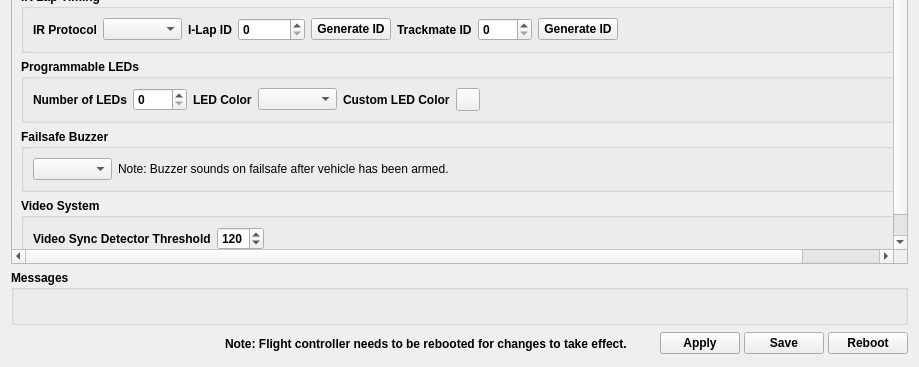
Qt form ground/gcs/src/plugins/boards_brainfpv/brainre1configuration.ui (d-ronin/dRonin) before a commit; both pictures show x 0 to 919 and y 572 to 939 of the 919 by 939 pixel window.
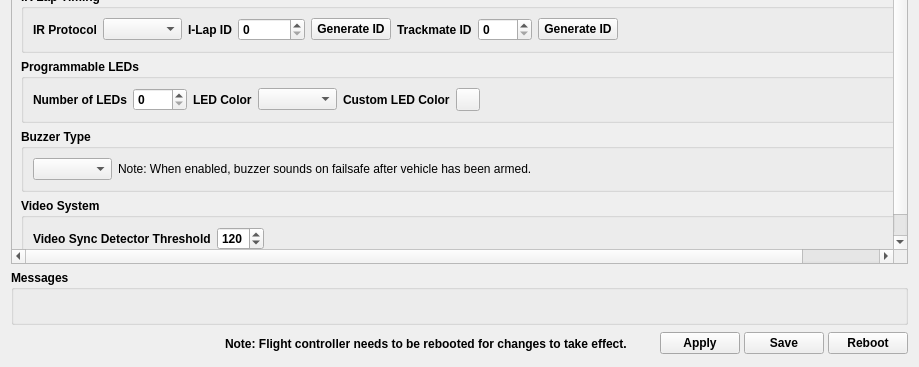
The same form after that commit. Icons and pictures are not drawn. Custom widgets are drawn as their Qt base class.

Commit message: Flight: BrainRE1 - Move to new buzzer infrastructure.

```diff
--- a/ground/gcs/src/plugins/boards_brainfpv/brainre1configuration.ui
+++ b/ground/gcs/src/plugins/boards_brainfpv/brainre1configuration.ui
@@ -57,10 +57,10 @@
      <widget class="QWidget" name="scrollAreaWidgetContents">
       <property name="geometry">
        <rect>
-        <x>-80</x>
+        <x>0</x>
         <y>0</y>
-        <width>968</width>
-        <height>800</height>
+        <width>970</width>
+        <height>781</height>
        </rect>
       </property>
       <layout class="QVBoxLayout" name="verticalLayout_4">
@@ -758,7 +758,7 @@
            <item row="3" column="0">
             <widget class="QGroupBox" name="groupBox_3">
              <property name="title">
-              <string>Failsafe Buzzer</string>
+              <string>Buzzer Type</string>
              </property>
              <layout class="QHBoxLayout" name="horizontalLayout_4">
               <item>
@@ -773,7 +773,7 @@
                  </font>
                 </property>
                 <property name="text">
-                 <string>Note: Buzzer sounds on failsafe after vehicle has been armed.</string>
+                 <string>Note: When enabled, buzzer sounds on failsafe after vehicle has been armed.</string>
                 </property>
                </widget>
               </item>
```
Left out of the diff: 3 changed lines with no effect on the pictures. The commit also changes 5 other files.
